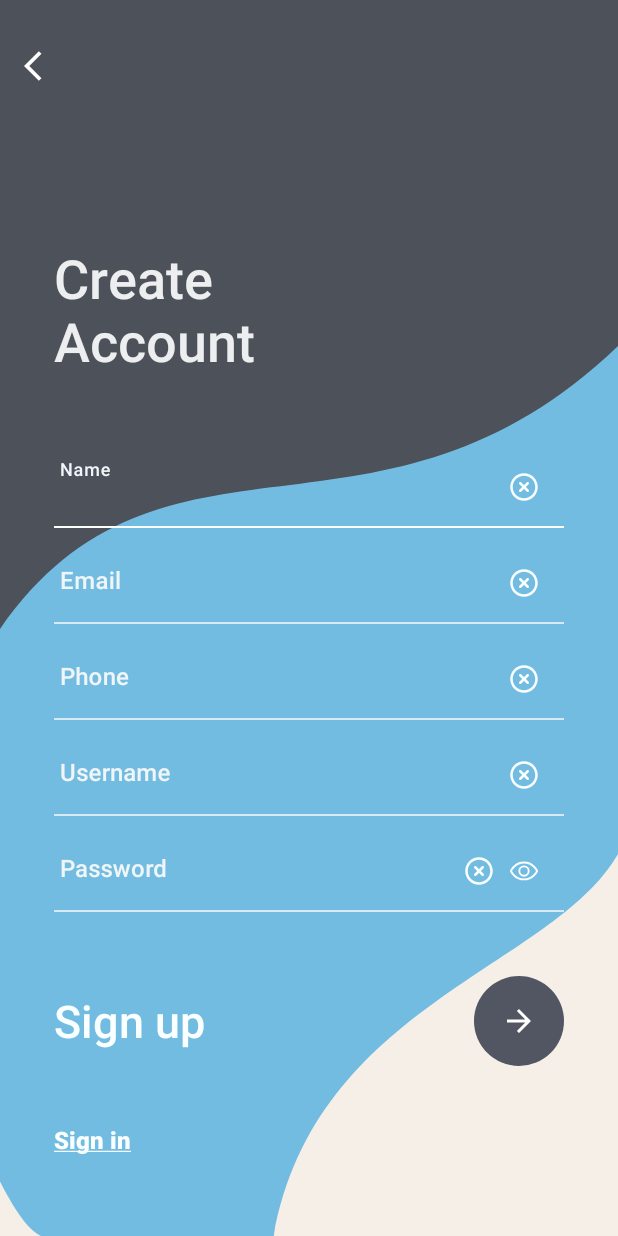
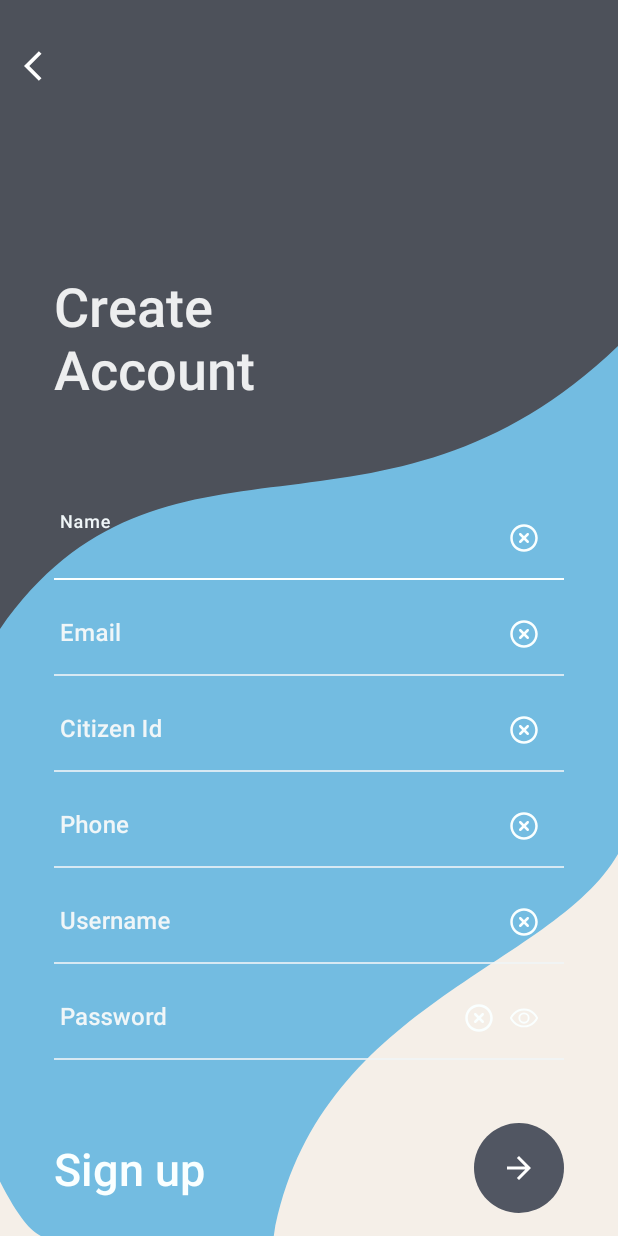
Before and after one commit to vanhoai098890/CNPM, an Android app: the layout fragment_sign_up.xml on its own in the app's theme, with its tools: preview values and no code run, on a phone screen of 412 x 824 dp. Run offline under Robolectric (Android 15) with nearby library versions, the phone set to English and light mode, and no system bars; Roboto replaces fonts that are not available here.

Commit message:
cr/hoaihv/change_ui_sign_up_fragment

```diff
--- a/app/src/main/AndroidManifest.xml
+++ b/app/src/main/AndroidManifest.xml
@@ -23,8 +23,7 @@
         <activity
             android:name=".ui.splash.SplashActivity"
             android:exported="true"
-            android:screenOrientation="nosensor"
-            android:windowSoftInputMode="adjustResize|adjustNothing">
+            android:screenOrientation="nosensor">
             <intent-filter>
                 <action android:name="android.intent.action.MAIN" />
 
--- a/app/src/main/java/com/example/roomrentalapplication/data/AppConstant.kt
+++ b/app/src/main/java/com/example/roomrentalapplication/data/AppConstant.kt
@@ -16,6 +16,7 @@ object AppConstant {
     const val KEY_AUTHORIZATION = "Authorization"
     const val VALUE_AUTHORIZATION_PREFIX = "Bearer"
     const val EMAIL_PATTERN = "\\w+@\\w+(\\.\\w){1,2}"
+    const val CITIZEN_ID_PATTERN = "\\d{9,12}"
     const val PHONE_PATTERN = "0\\d{0,10}"
     const val ZERO = 0
     const val DEFAULT_INTERVAL = 1000L
--- a/app/src/main/java/com/example/roomrentalapplication/data/remote/api/model/signup/request/SignUpRequestDto.kt
+++ b/app/src/main/java/com/example/roomrentalapplication/data/remote/api/model/signup/request/SignUpRequestDto.kt
@@ -7,5 +7,8 @@ data class SignUpRequestDto(
     var email: String = AppConstant.EMPTY,
     var phoneNumber: String = AppConstant.EMPTY,
     var username: String = AppConstant.EMPTY,
-    var password: String = AppConstant.EMPTY
+    var password: String = AppConstant.EMPTY,
+    var citizenId: String = AppConstant.EMPTY,
+    var birthday: String = AppConstant.EMPTY,
+    var nationality: String = AppConstant.EMPTY
 )
--- a/app/src/main/java/com/example/roomrentalapplication/extensions/String.kt
+++ b/app/src/main/java/com/example/roomrentalapplication/extensions/String.kt
@@ -12,3 +12,8 @@ fun String.validatePhone(): Boolean {
     val pattern = Pattern.compile(AppConstant.PHONE_PATTERN)
     return pattern.matcher(this).find()
 }
+
+fun String.validateCitizenId(): Boolean {
+    val pattern = Pattern.compile(AppConstant.CITIZEN_ID_PATTERN)
+    return pattern.matcher(this).find()
+}
--- a/app/src/main/java/com/example/roomrentalapplication/ui/splash/sign_up/SignUpFragment.kt
+++ b/app/src/main/java/com/example/roomrentalapplication/ui/splash/sign_up/SignUpFragment.kt
@@ -103,6 +103,9 @@ class SignUpFragment : BaseFragment() {
             ibClearPhone.setOnClickListener {
                 clearInput(edtPhone)
             }
+            ibClearCitizenId.setSafeOnClickListener {
+                clearInput(edtCitizenId)
+            }
         }
     }
 }
--- a/app/src/main/java/com/example/roomrentalapplication/utils/bindingadapter/TextViewBindingAdaper.kt
+++ b/app/src/main/java/com/example/roomrentalapplication/utils/bindingadapter/TextViewBindingAdaper.kt
@@ -56,6 +56,10 @@ fun TextView.displayErrorMessageSignUp(msg: Int) {
             text = context.getString(R.string.v1_wrong_email)
             View.VISIBLE
         }
+        SignUpViewModel.WRONG_CITIZEN -> {
+            text = context.getString(R.string.v1_wrong_citizen_id)
+            View.VISIBLE
+        }
         SignUpViewModel.WRONG_PHONE -> {
             text = context.getString(R.string.v1_wrong_phone)
             View.VISIBLE
--- a/app/src/main/res/layout/fragment_sign_up.xml
+++ b/app/src/main/res/layout/fragment_sign_up.xml
@@ -133,6 +133,47 @@
                         tools:ignore="RtlSymmetry" />
                 </com.google.android.material.textfield.TextInputLayout>
 
+                <com.google.android.material.textfield.TextInputLayout
+                    android:id="@+id/layoutCitizenId"
+                    style="@style/myEditTextLayoutSignUp"
+                    android:layout_width="match_parent"
+                    android:layout_height="wrap_content"
+                    android:layout_marginHorizontal="36dp"
+                    android:layout_marginTop="8dp"
+                    android:hint="@string/v1_citizen_id"
+                    app:layout_constraintTop_toBottomOf="@id/layoutEmail">
+
+                    <com.google.android.material.textfield.TextInputEditText
+                        android:id="@+id/edtCitizenId"
+                        style="@style/myCustomEditText"
+                        textChangedListener="@{data.citizenIdImpl}"
+                        android:layout_width="match_parent"
+                        android:layout_height="wrap_content"
+                        android:fontFamily="sans-serif-medium"
+                        android:imeOptions="actionDone"
+                        android:inputType="number"
+                        android:maxLength="12"
+                        android:maxLines="1"
+                        android:paddingStart="4dp"
+                        android:paddingEnd="40dp"
+                        android:textColor="@color/twilightBlue"
+                        tools:ignore="RtlSymmetry" />
+                </com.google.android.material.textfield.TextInputLayout>
+
+                <ImageButton
+                    android:id="@+id/ibClearCitizenId"
+                    goneUnless="@{data.citizenId.length()!=0}"
+                    android:layout_width="30dp"
+                    android:layout_height="30dp"
+                    android:layout_marginEnd="12dp"
+                    android:background="@drawable/bg_image_button_circle"
+                    android:src="@drawable/ic_clear_icon"
+                    app:layout_constraintBottom_toBottomOf="@id/layoutCitizenId"
+                    app:layout_constraintRight_toRightOf="@id/layoutCitizenId"
+                    app:layout_constraintTop_toTopOf="@id/layoutCitizenId"
+                    app:tint="@color/twilightBlue"
+                    tools:ignore="ContentDescription" />
+
                 <ImageButton
                     android:id="@+id/ibClearEmail"
                     goneUnless="@{data.email.length()!=0}"
@@ -155,7 +196,7 @@
                     android:layout_marginHorizontal="36dp"
                     android:layout_marginTop="8dp"
                     android:hint="@string/v1_phone"
-                    app:layout_constraintTop_toBottomOf="@id/layoutEmail">
+                    app:layout_constraintTop_toBottomOf="@id/layoutCitizenId">
 
                     <com.google.android.material.textfield.TextInputEditText
                         android:id="@+id/edtPhone"
--- a/app/src/main/res/values/strings.xml
+++ b/app/src/main/res/values/strings.xml
@@ -15,6 +15,7 @@
     <string name="v1_create_account">Create\nAccount</string>
     <string name="v1_name">Name</string>
     <string name="v1_email">Email</string>
+    <string name="v1_citizen_id">Citizen Id</string>
     <string name="v1_email_">Email:</string>
     <string name="v1_phone">Phone</string>
     <string name="v1_phone_">Phone:</string>
@@ -30,6 +31,7 @@
     <string name="v1_require_field_sign_up">* Requires username and password to be longer than 6 characters</string>
     <string name="v1_require_field_not_blank">* Requires each field to be not blank</string>
     <string name="v1_wrong_email">* Wrong email</string>
+    <string name="v1_wrong_citizen_id">* Wrong citizen id</string>
     <string name="v1_wrong_phone">* Wrong phone</string>
     <string name="v1_username_is_existed">* Username already existed</string>
     <string name="v1_let_go">Let\'s go</string>
@@ -101,7 +103,7 @@
     <string name="v1_price_day">Price/day:</string>
     <string name="v1_days_rent_title">Days rent:</string>
     <string name="v1_amount_title">Amount:</string>
-<!--    <string name="v1_price_days">%s₫</string>-->
+    <!--    <string name="v1_price_days">%s₫</string>-->
     <string name="v1_price_days">$%.1f</string>
     <string name="v1_date_rent">X %d</string>
     <string name="v1_night_rent">/ %d days</string>
```
Also changed, not shown: app/src/main/java/com/example/roomrentalapplication/ui/splash/sign_up/SignUpViewModel.kt (+17 -1 lines).
